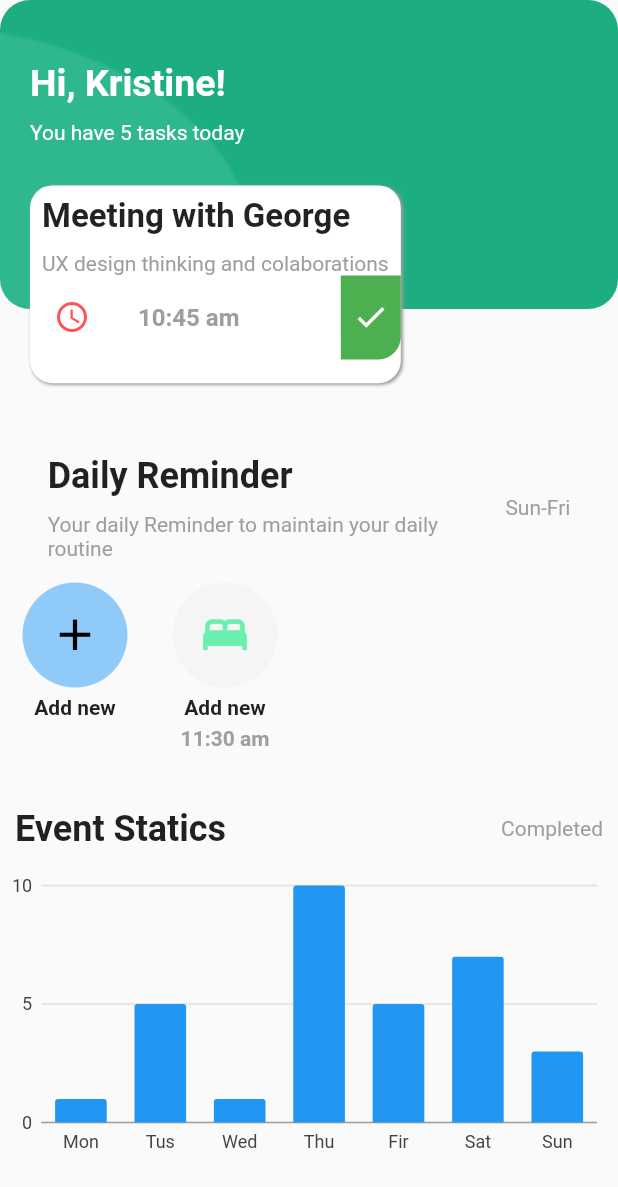
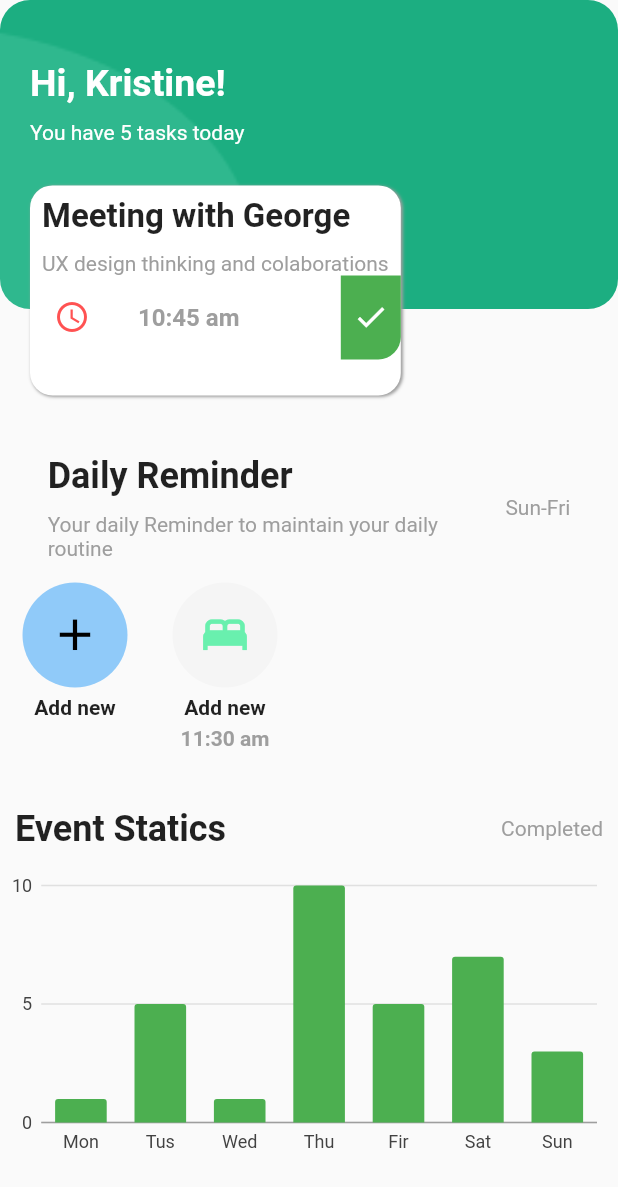
Before and after one commit to bininebro/flutter_reminder, a Flutter app: the StaticsPage screen opened directly, on a phone screen of 412 x 824 dp. Shown: the top 1187 px of the screen. Run offline on Flutter 3.47's test engine with Material 2 defaults, Android fonts, the light colour scheme and no system bars; our stand-ins replace charts_flutter, get, shared_preferences; accounts and stored records are empty.

Commit message:
graph image changed

```diff
--- a/lib/main.dart
+++ b/lib/main.dart
@@ -1,4 +1,5 @@
 import 'package:flutter/material.dart';
+import 'package:get/get.dart';
 import 'package:reminder_new/pages/main_page.dart';
 import 'package:reminder_new/pages/spalash_page.dart';
 import 'package:shared_preferences/shared_preferences.dart';
@@ -14,7 +15,7 @@ class MyApp extends StatelessWidget {
   // This widget is the root of your application.
   @override
   Widget build(BuildContext context) {
-    return MaterialApp(
+    return GetMaterialApp(
       title: 'Flutter Demo',
       theme: ThemeData(
         primarySwatch: Colors.blue,
--- a/lib/pages/spalash_page.dart
+++ b/lib/pages/spalash_page.dart
@@ -1,6 +1,6 @@
 import 'package:flutter/material.dart';
 import 'package:get/get.dart';
-import 'package:reminder_new/pages/my_reminders.dart';
+import 'package:reminder_new/pages/main_page.dart';
 
 class Splash_page extends StatelessWidget {
   const Splash_page({Key? key}) : super(key: key);
@@ -83,6 +83,6 @@ class Splash_page extends StatelessWidget {
   }
 
   VoidCallback? dsfs() {
-    Get.to(const MyReminders());
+    Get.to(const Mainpage());
   }
 }
--- a/lib/pages/statics_page.dart
+++ b/lib/pages/statics_page.dart
@@ -65,7 +65,7 @@ class StaticsPage extends StatelessWidget {
                                   offset: Offset(1, 1))
                             ],
                           ),
-                          height: size.height * .16,
+                          height: 140,
                           width: size.width * .6,
                           child: Padding(
                             padding: const EdgeInsets.only(left: 8.0, top: 8.0),
@@ -253,7 +253,7 @@ class StaticsPage extends StatelessWidget {
     return [
       charts.Series<WeekReminders, String>(
         id: 'Sales',
-        colorFn: (_, __) => charts.MaterialPalette.blue.shadeDefault,
+        colorFn: (_, __) => charts.MaterialPalette.green.shadeDefault,
         domainFn: (WeekReminders week, _) => week.days,
         measureFn: (WeekReminders week, _) => week.tasks,
         data: data,
```
